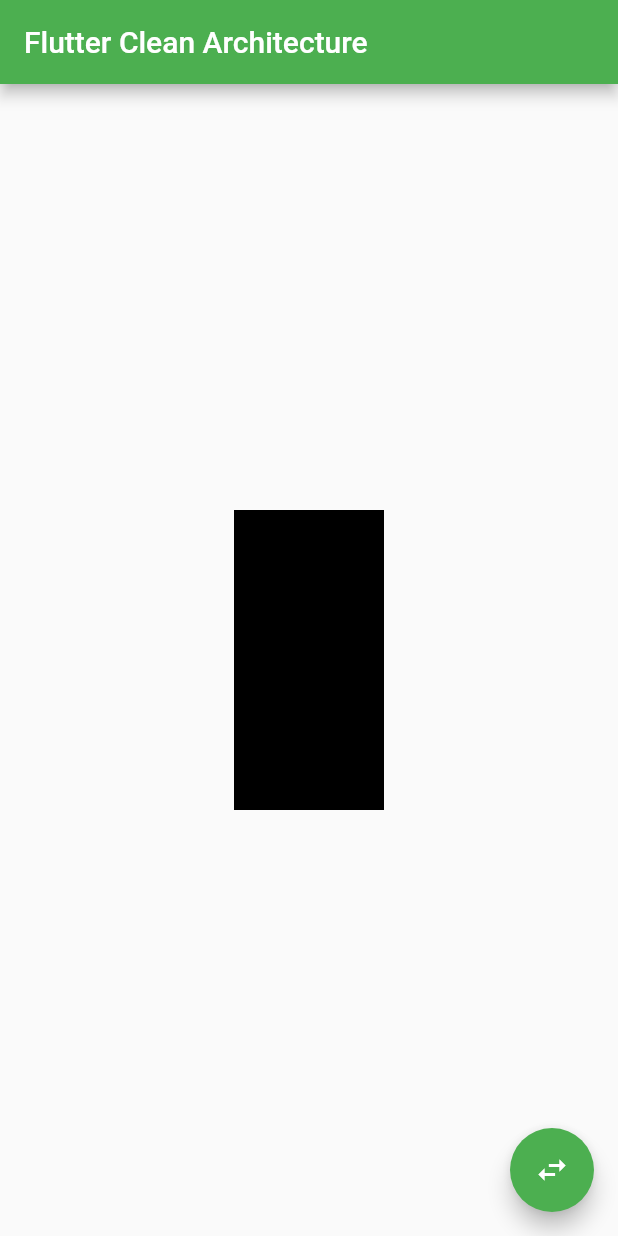
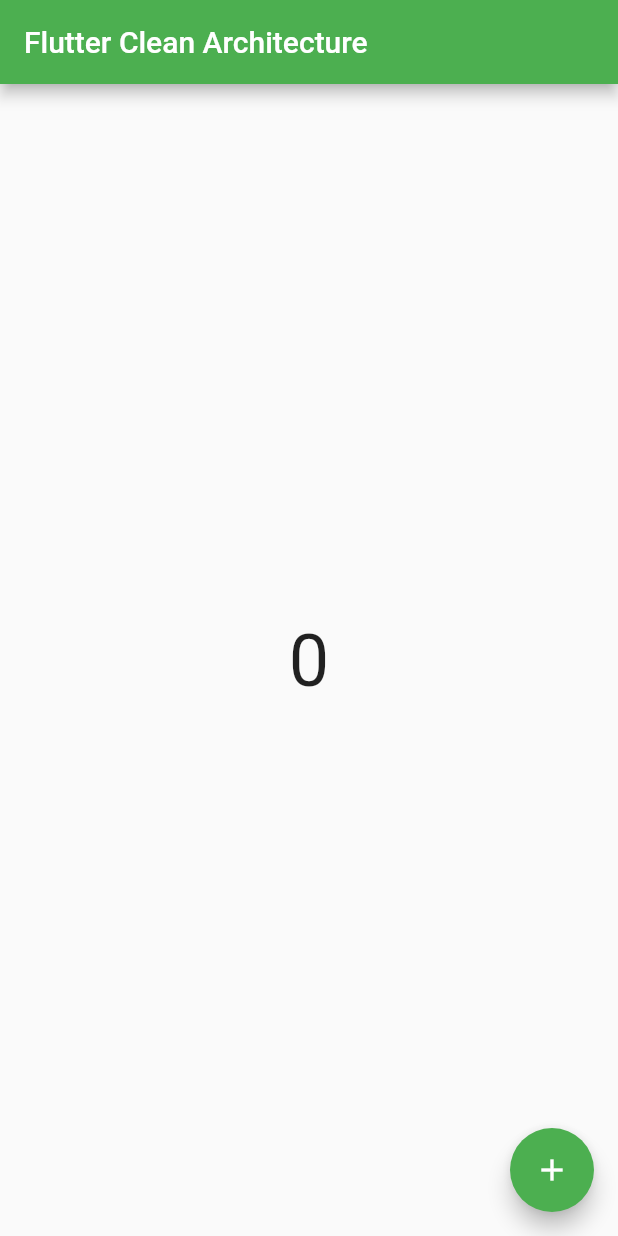
Before and after one commit to MatveevYasha/flutter-architecture, a Flutter app: the screen it shows after launch, on a phone screen of 412 x 824 dp. Run offline on Flutter 3.47's test engine with Material 2 defaults, Android fonts, the phone set to English and light mode, and no system bars; our stand-ins replace get_it.

```diff
--- /dev/null
+++ b/lib/businnes/bloc_factory.dart
@@ -0,0 +1,18 @@
+import 'package:flutter_application_1/businnes/main_bloc.dart';
+import 'package:flutter_application_1/data/implementation/service_provider.dart';
+import 'package:get_it/get_it.dart';
+
+class BlocFactory {
+  static final _getIt = GetIt.I;
+
+  T get<T extends Object>() => _getIt.get<T>();
+
+  static final instance = BlocFactory();
+
+  void initialize() {
+    ServiceProvider.instance.initialize();
+    _getIt.registerFactory(() => MainBloc(
+          dumnyService: ServiceProvider.instance.get(),
+        ));
+  }
+}
--- /dev/null
+++ b/lib/businnes/main_bloc.dart
@@ -0,0 +1,21 @@
+import 'dart:async';
+
+import 'package:flutter_application_1/data/servises.dart';
+
+class MainBloc {
+  final DumnyService dumnyService;
+  final StreamController<int> _eventsController = StreamController();
+
+  MainBloc({
+    required this.dumnyService,
+  });
+
+  void add(int event) {
+    if (_eventsController.isClosed) return;
+    _eventsController.add(event);
+  }
+
+  void dispose() {
+    _eventsController.close();
+  }
+}
--- /dev/null
+++ b/lib/data/implementation/service_provider.dart
@@ -0,0 +1,14 @@
+import 'package:flutter_application_1/data/servises.dart';
+import 'package:get_it/get_it.dart';
+
+class ServiceProvider {
+  static final _getIt = GetIt.I;
+
+  T get<T extends Object>() => _getIt.get<T>();
+
+  static final instance = ServiceProvider();
+
+  void initialize() {
+    _getIt.registerLazySingleton(() => DumnyService);
+  }
+}
--- a/lib/data/servises.dart
+++ b/lib/data/servises.dart
@@ -1,5 +1,5 @@
 class DumnyService {
-  bool getStatus() {
-    return true;
+  int getStatus(number) {
+    return number + number;
   }
 }
--- a/lib/main.dart
+++ b/lib/main.dart
@@ -1,6 +1,8 @@
 import 'package:flutter/material.dart';
+import 'package:flutter_application_1/businnes/bloc_factory.dart';
 import 'package:flutter_application_1/ui/my_app.dart';
 
 void main() {
+  BlocFactory.instance.initialize();
   runApp(const MyApp());
 }
--- a/lib/ui/pages/my_home_page.dart
+++ b/lib/ui/pages/my_home_page.dart
@@ -1,4 +1,6 @@
 import 'package:flutter/material.dart';
+import 'package:flutter_application_1/businnes/bloc_factory.dart';
+import 'package:flutter_application_1/businnes/main_bloc.dart';
 
 class MyHomePage extends StatefulWidget {
   const MyHomePage({super.key, required this.title});
@@ -11,10 +13,26 @@ class MyHomePage extends StatefulWidget {
 
 class _MyHomePageState extends State<MyHomePage> {
   bool toggle = false;
+  int _counter = 0;
+  // late final MainBloc _mainBloc;
 
-  void _switchToggle() {
+  @override
+  void initState() {
+    super.initState();
+    // _mainBloc = BlocFactory().get();
+    // _mainBloc.add(_counter);
+  }
+
+  // void _switchToggle() {
+  //   setState(() {
+  //     _mainBloc.add(_counter);
+  //     toggle = !toggle;
+  //   });
+  // }
+
+  void _increment() {
     setState(() {
-      toggle = !toggle;
+      // _mainBloc.dumnyService.getStatus(_counter);
     });
   }
 
@@ -25,15 +43,24 @@ class _MyHomePageState extends State<MyHomePage> {
         title: Text(widget.title),
       ),
       body: Center(
-        child: Container(
-          height: toggle ? 100 : 200,
-          width: toggle ? 200 : 100,
-          color: toggle ? Colors.amber : Colors.black,
+        child: Text(
+          '$_counter',
+          style: const TextStyle(
+            fontSize: 48,
+          ),
         ),
+        // Container(
+        //   height: toggle ? 100 : 200,
+        //   width: toggle ? 200 : 100,
+        //   decoration: BoxDecoration(
+        //     borderRadius: BorderRadius.circular(20),
+        //     color: toggle ? Colors.amber : Colors.black,
+        //   ),
+        // ),
       ),
       floatingActionButton: FloatingActionButton(
-        onPressed: _switchToggle,
-        child: const Icon(Icons.swap_horiz),
+        onPressed: _increment,
+        child: const Icon(Icons.add),
       ),
     );
   }
```
Also changed, not shown: lib/businnes/main_block.dart (deleted).
